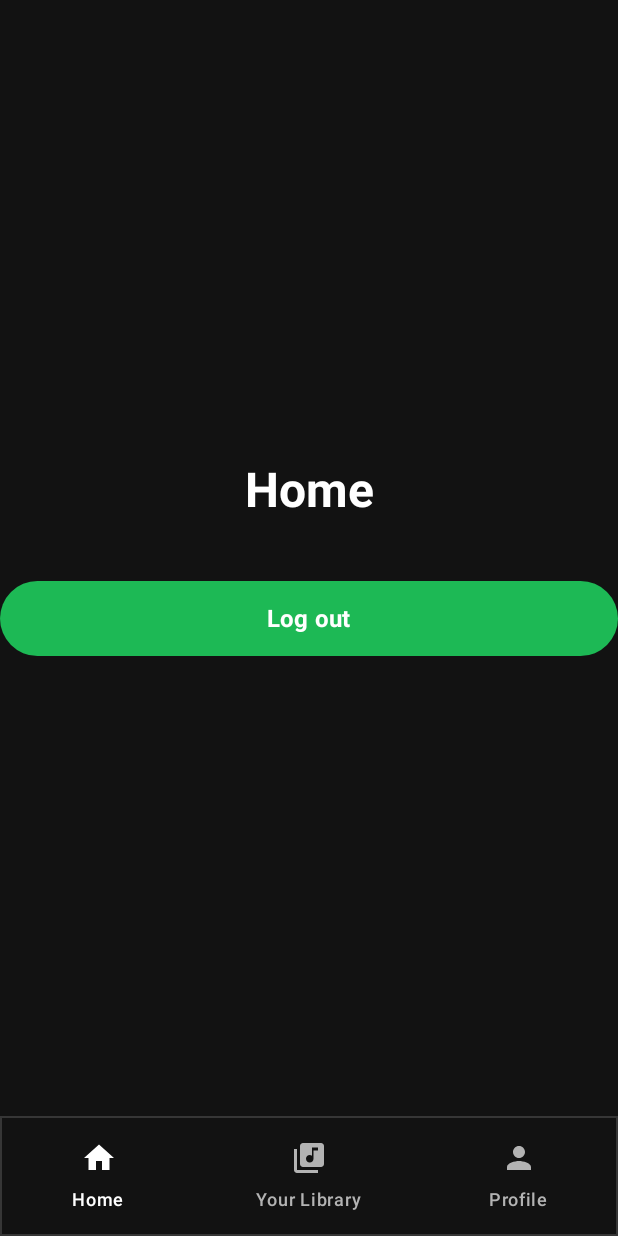
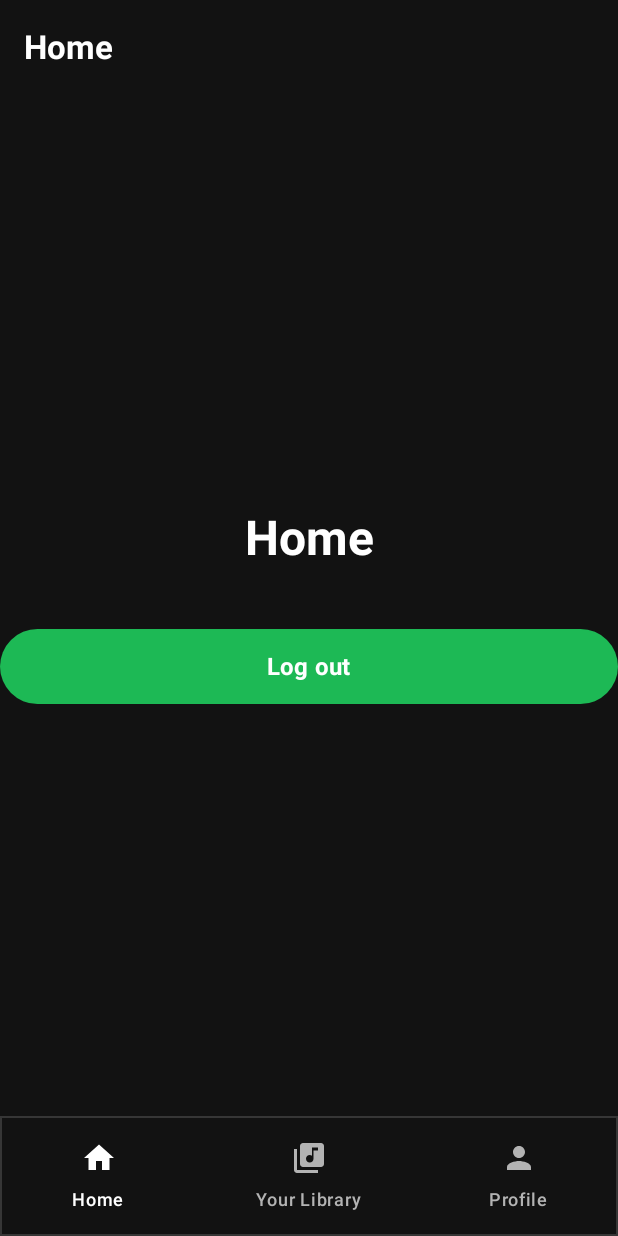
Before and after one commit to Labpro-21/if3210-tubes-mad-2025-if3210-2025-mad-bos, an Android app built with Jetpack Compose: the HomeScreen screen opened through its navigation route, on a phone screen of 412 x 824 dp. Run offline under Robolectric (Android 15) with nearby library versions, the phone set to English and light mode, and no system bars; our stand-ins replace Dagger/Hilt's generated code; network calls fail.

Commit message:
feat: add header

```diff
--- /dev/null
+++ b/app/src/main/java/com/example/tubesmobdev/ui/components/ScreenHeader.kt
@@ -0,0 +1,31 @@
+package com.example.tubesmobdev.ui.components
+
+import androidx.compose.foundation.layout.RowScope
+import androidx.compose.material3.ExperimentalMaterial3Api
+import androidx.compose.material3.MaterialTheme
+import androidx.compose.material3.Text
+import androidx.compose.material3.TopAppBar
+import androidx.compose.material3.TopAppBarDefaults
+import androidx.compose.runtime.Composable
+import androidx.compose.ui.Modifier
+import androidx.compose.ui.text.font.FontWeight
+
+@OptIn(ExperimentalMaterial3Api::class)
+@Composable
+fun ScreenHeader(
+    title: String,
+    modifier: Modifier = Modifier,
+    navigationIcon: @Composable (() -> Unit) = {},
+    actions: @Composable RowScope.() -> Unit = {}
+) {
+        TopAppBar(
+            title = { Text(text = title, style = MaterialTheme.typography.titleLarge.copy(fontWeight = FontWeight.Bold)) },
+            navigationIcon = navigationIcon,
+            actions = actions,
+            modifier = modifier,
+            colors = TopAppBarDefaults.topAppBarColors(
+                containerColor = MaterialTheme.colorScheme.background,
+                titleContentColor = MaterialTheme.colorScheme.onBackground
+            )
+        )
+}
--- a/app/src/main/java/com/example/tubesmobdev/ui/home/HomeScreen.kt
+++ b/app/src/main/java/com/example/tubesmobdev/ui/home/HomeScreen.kt
@@ -23,6 +23,7 @@ import androidx.compose.ui.unit.sp
 import androidx.hilt.navigation.compose.hiltViewModel
 import androidx.navigation.NavController
 import com.example.tubesmobdev.ui.components.BottomNavigationBar
+import com.example.tubesmobdev.ui.components.ScreenHeader
 import com.example.tubesmobdev.ui.viewmodel.HomeViewModel
 
 @Composable
@@ -30,6 +31,7 @@ fun HomeScreen(navController: NavController, viewModel: HomeViewModel = hiltView
 
 
     Scaffold (
+        topBar = { ScreenHeader("Home") },
         bottomBar = { BottomNavigationBar(navController) }
     ) { paddingValues ->
 
--- a/app/src/main/java/com/example/tubesmobdev/ui/profile/ProfileScreen.kt
+++ b/app/src/main/java/com/example/tubesmobdev/ui/profile/ProfileScreen.kt
@@ -12,10 +12,13 @@ import androidx.compose.ui.text.font.FontWeight
 import androidx.compose.ui.text.style.TextAlign
 import androidx.navigation.NavController
 import com.example.tubesmobdev.ui.components.BottomNavigationBar
+import com.example.tubesmobdev.ui.components.ScreenHeader
 
 @Composable
 fun ProfileScreen(navController: NavController) {
     Scaffold (
+        topBar = { ScreenHeader("Profile") },
+
         bottomBar = { BottomNavigationBar(navController) }
 
     ) {
```
Also changed, not shown: app/src/main/java/com/example/tubesmobdev/ui/LibraryScreen/LibraryScreen.kt (+11 -0 lines).
